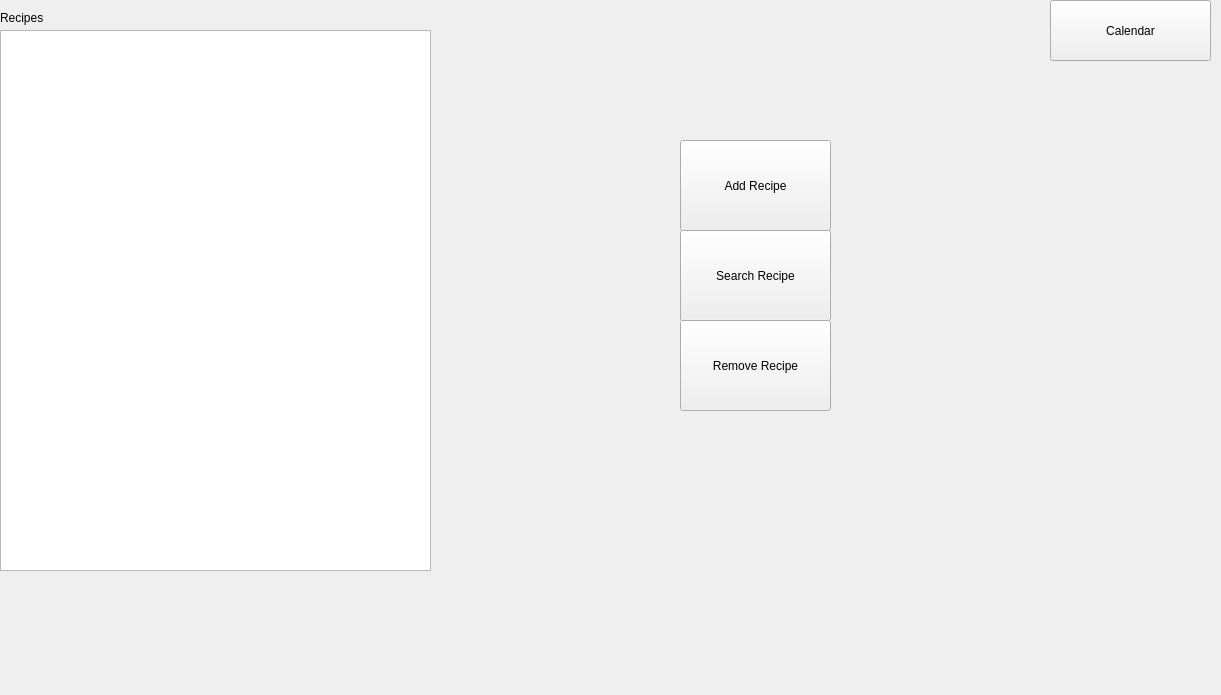
Above: mainwindow.ui from Austin0417/Recipes-Project before the change. Below: the same form after it.
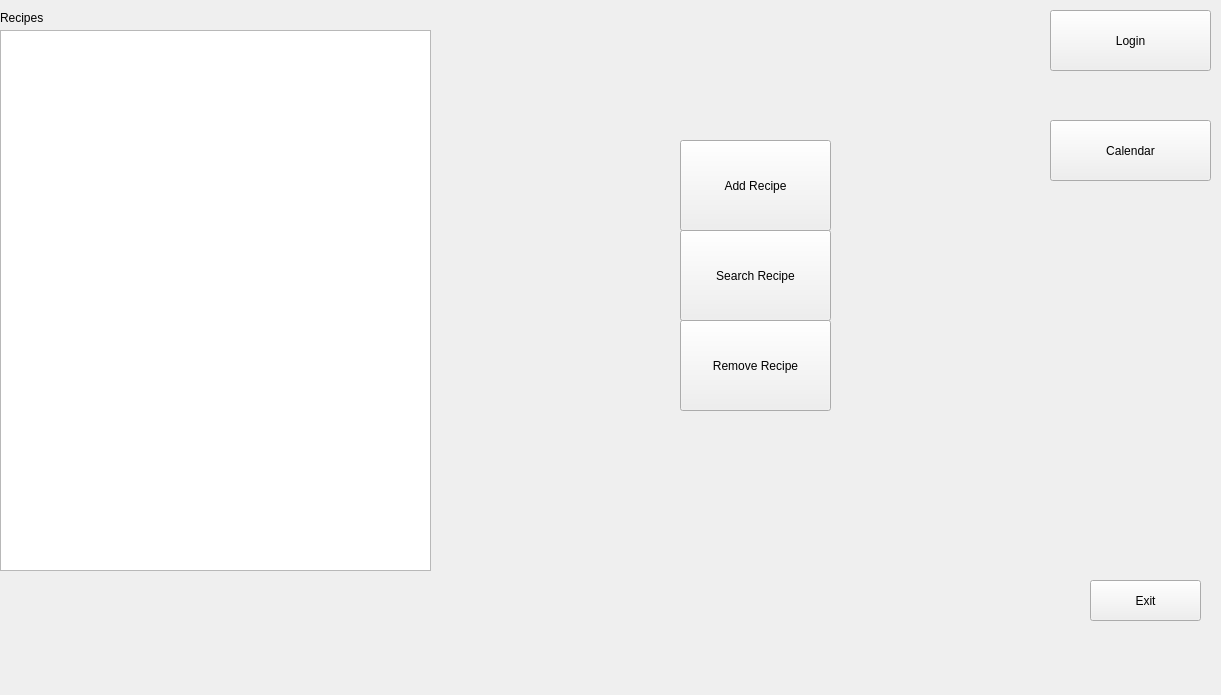
That is the form after the change.

Diff of the .ui file:
```diff
--- a/mainwindow.ui
+++ b/mainwindow.ui
@@ -89,7 +89,7 @@
     <property name="geometry">
      <rect>
       <x>1050</x>
-      <y>0</y>
+      <y>120</y>
       <width>161</width>
       <height>61</height>
      </rect>
@@ -98,6 +98,32 @@
      <string>Calendar</string>
     </property>
    </widget>
+   <widget class="QPushButton" name="exitBtn">
+    <property name="geometry">
+     <rect>
+      <x>1090</x>
+      <y>580</y>
+      <width>111</width>
+      <height>41</height>
+     </rect>
+    </property>
+    <property name="text">
+     <string>Exit</string>
+    </property>
+   </widget>
+   <widget class="QPushButton" name="loginBtn">
+    <property name="geometry">
+     <rect>
+      <x>1050</x>
+      <y>10</y>
+      <width>161</width>
+      <height>61</height>
+     </rect>
+    </property>
+    <property name="text">
+     <string>Login</string>
+    </property>
+   </widget>
   </widget>
   <widget class="QMenuBar" name="menubar">
    <property name="geometry">
```
